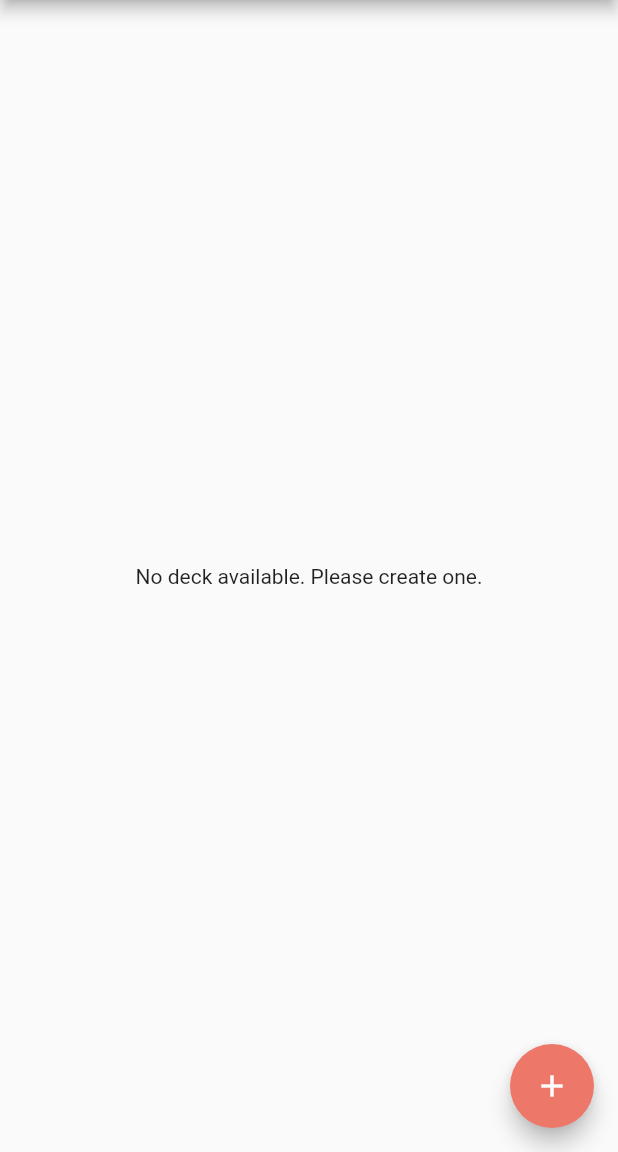
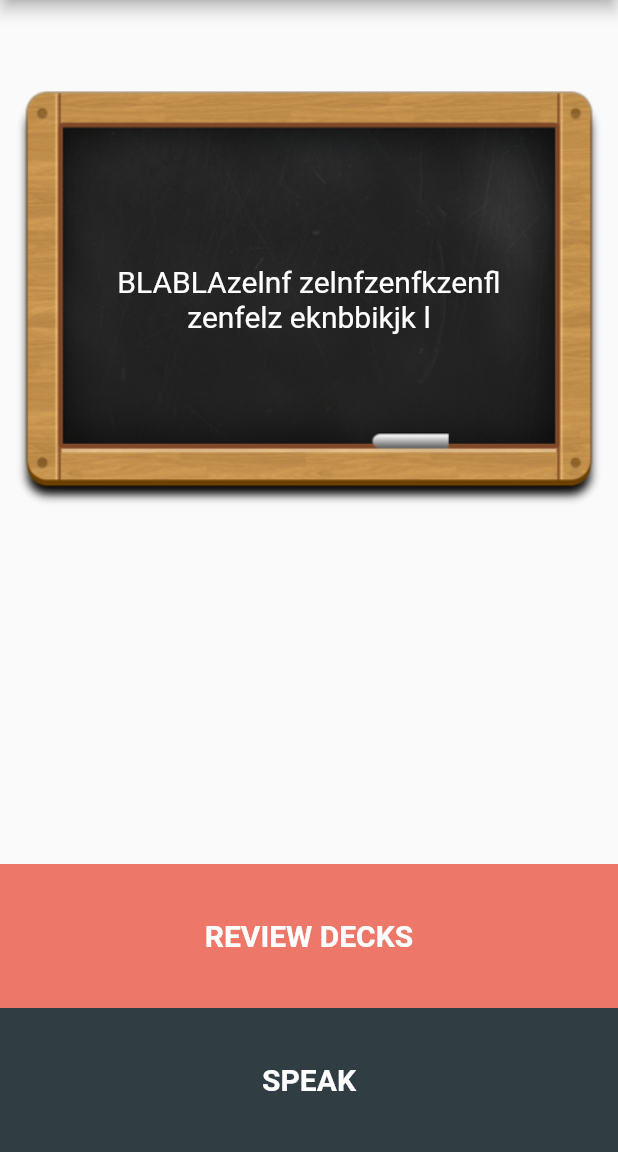
Before and after one commit to Jpec57/benkyou_app, a Flutter app: the screen it shows after launch, in the side drawer, after a tap on "Home", on a phone screen of 412 x 824 dp, the part 84-1236 px from its top. Run offline on Flutter 3.47's test engine with Material 2 defaults, Android fonts, the phone set to English and light mode, and no system bars; our stand-ins replace flare_flutter, flutter_tts, get, sentry, shared_preferences; accounts and stored records are empty.

```diff
--- a/lib/main.dart
+++ b/lib/main.dart
@@ -3,6 +3,8 @@ import 'package:benkyou/screens/BrowseDeckPage/BrowseDeckPage.dart';
 import 'package:benkyou/screens/CreateCardPage/CreateCardPage.dart';
 import 'package:benkyou/screens/CreateCardPage/CreateCardPageArguments.dart';
 import 'package:benkyou/screens/CreateUserPage/CreateUserPage.dart';
+import 'package:benkyou/screens/DialogPage/DialogPage.dart';
+import 'package:benkyou/screens/HomePage/HomePage.dart';
 import 'package:benkyou/screens/ListCardPage/ListCardPage.dart';
 import 'package:benkyou/screens/ListCardPage/ListCardPageArguments.dart';
 import 'package:benkyou/screens/ModifyCardPage/ModifyCardPage.dart';
@@ -17,7 +19,7 @@ import 'package:get/get.dart';
 import 'package:sentry/io_client.dart';
 import 'screens/DeckPage/DeckPage.dart';
 import 'screens/DeckPage/DeckPageArguments.dart';
-import 'screens/HomePage/HomePage.dart';
+import 'screens/DeckHomePage/DeckHomePage.dart';
 
 import 'dsn.dart';
 
@@ -119,6 +121,8 @@ void main() {
           },
           routes: {
             HomePage.routeName: (context) => HomePage(),
+            DialogPage.routeName: (context) => DialogPage(),
+            DeckHomePage.routeName: (context) => DeckHomePage(),
             CreateUserPage.routeName: (context) => CreateUserPage(),
             BrowseDeckPage.routeName: (context) => BrowseDeckPage(),
           },)
--- a/lib/screens/BrowseDeckPage/BrowseDeckPage.dart
+++ b/lib/screens/BrowseDeckPage/BrowseDeckPage.dart
@@ -1,5 +1,5 @@
 import 'package:benkyou/models/Deck.dart';
-import 'package:benkyou/screens/HomePage/HomePage.dart';
+import 'package:benkyou/screens/DeckHomePage/DeckHomePage.dart';
 import 'package:benkyou/screens/PreviewPublicDeckPage/PreviewPublicDeckPage.dart';
 import 'package:benkyou/screens/PreviewPublicDeckPage/PreviewPublicDeckPageArguments.dart';
 import 'package:benkyou/services/api/deckRequests.dart';
--- a/lib/screens/CreateUserPage/CreateUserPage.dart
+++ b/lib/screens/CreateUserPage/CreateUserPage.dart
@@ -1,7 +1,7 @@
 import 'dart:convert';
 import 'dart:io';
 
-import 'package:benkyou/screens/HomePage/HomePage.dart';
+import 'package:benkyou/screens/DeckHomePage/DeckHomePage.dart';
 import 'package:benkyou/services/api/userRequests.dart';
 import 'package:benkyou/utils/colors.dart';
 import 'package:benkyou/widgets/LoadingCircle.dart';
@@ -169,7 +169,7 @@ class CreateUserPageState extends State<CreateUserPage> {
                               Navigator.pop(context);
                               Navigator.pushReplacementNamed(
                                 context,
-                                HomePage.routeName,
+                                DeckHomePage.routeName,
                               );
                             } else {
                               Navigator.pop(context);
--- a/lib/screens/HomePage/DeckContainer.dart
+++ b/lib/screens/DeckHomePage/DeckContainer.dart
@@ -1,4 +1,4 @@
-import 'package:benkyou/screens/HomePage/CreateDeckDialog.dart';
+import 'package:benkyou/screens/DeckHomePage/CreateDeckDialog.dart';
 import 'package:benkyou/utils/colors.dart';
 import 'package:flutter/cupertino.dart';
 import 'package:flutter/material.dart';
--- a/lib/screens/DeckPage/DeckPage.dart
+++ b/lib/screens/DeckPage/DeckPage.dart
@@ -1,7 +1,7 @@
 import 'package:benkyou/models/UserCard.dart';
 import 'package:benkyou/screens/CreateCardPage/CreateCardPage.dart';
 import 'package:benkyou/screens/CreateCardPage/CreateCardPageArguments.dart';
-import 'package:benkyou/screens/HomePage/HomePage.dart';
+import 'package:benkyou/screens/DeckHomePage/DeckHomePage.dart';
 import 'package:benkyou/screens/ReviewPage/ReviewPage.dart';
 import 'package:benkyou/screens/ReviewPage/ReviewPageArguments.dart';
 import 'package:benkyou/services/api/cardRequests.dart';
@@ -238,7 +238,7 @@ class DeckPageState extends State<DeckPage> {
                   automaticallyImplyLeading: false,
                   leading: IconButton(
                     onPressed: (){
-                      Navigator.pushReplacementNamed(context, HomePage.routeName);
+                      Navigator.pushReplacementNamed(context, DeckHomePage.routeName);
                       },
                     icon: Icon(Icons.arrow_back),
                   ),
--- a/lib/screens/HomePage/HomePage.dart
+++ b/lib/screens/HomePage/HomePage.dart
@@ -1,119 +1,21 @@
-import 'package:benkyou/models/UserCardReviewCount.dart';
-import 'package:benkyou/screens/HomePage/CreateDeckDialog.dart';
-import 'package:benkyou/services/api/cardRequests.dart';
+import 'package:benkyou/screens/DeckHomePage/DeckHomePage.dart';
+import 'package:benkyou/screens/DialogPage/DialogPage.dart';
 import 'package:benkyou/utils/colors.dart';
-import 'package:benkyou/widgets/ConnectedActionDialog.dart';
+import 'package:benkyou/widgets/MainDrawer.dart';
 import 'package:flutter/cupertino.dart';
 import 'package:flutter/material.dart';
-import 'package:shared_preferences/shared_preferences.dart';
-import '../../models/Deck.dart';
-import '../../services/api/deckRequests.dart';
-import '../../widgets/MainDrawer.dart';
-import 'DeckContainer.dart';
+import 'package:flutter/widgets.dart';
+import 'package:get/get.dart';
 
-class HomePage extends StatefulWidget {
+class HomePage extends StatefulWidget{
   static const routeName = '/';
 
   @override
   State<StatefulWidget> createState() => HomePageState();
+
 }
 
-class HomePageState extends State<HomePage> {
-  Future<List<Deck>> personalDecks;
-  Future<List<UserCardReviewCount>> personalDeckCounts;
-
-  @override
-  void initState() {
-    super.initState();
-    personalDecks = getPersonalDecks();
-    personalDeckCounts = getReviewCardCountsForAllDecks();
-  }
-
-  void _createNewDeck() async {
-    SharedPreferences sharedPreferences = await SharedPreferences.getInstance();
-    if (sharedPreferences.get('userId') == null) {
-      showDialog(
-          context: context,
-          builder: (BuildContext context) => ConnectedActionDialog(
-                action: "to create a deck.",
-              ));
-      return;
-    }
-    showDialog(
-        context: context,
-        builder: (BuildContext context) =>
-            CreateDeckDialog(callback: this.reloadDecks));
-  }
-
-  void reloadDecks() {
-    setState(() {
-      personalDecks = getPersonalDecks();
-      personalDeckCounts = getReviewCardCountsForAllDecks();
-    });
-  }
-
-  Widget _renderDeck(Deck deck) {
-    return Padding(
-      padding:
-          const EdgeInsets.only(right: 12.0, left: 10, top: 10, bottom: 10),
-      child: DeckContainer(
-        deck: deck,
-      ),
-    );
-  }
-
-
-  Widget _renderDeckWithReviewCount(Deck deck, int count){
-    return Stack(
-      children: <Widget>[
-        _renderDeck(deck),
-        Align(
-          alignment: Alignment.topRight,
-          child: Container(
-            child: Padding(
-              padding: const EdgeInsets.all(8.0),
-              child: Text(
-                '$count',
-                style: TextStyle(
-                    color: Colors.white,
-                    fontWeight: FontWeight.bold),
-              ),
-            ),
-            decoration: BoxDecoration(
-              shape: BoxShape.circle,
-              color: Color(COLOR_ORANGE),
-            ),
-          ),
-        ),
-      ],
-    );
-  }
-
-  Widget _renderDeckStack(Deck deck) {
-    return FutureBuilder(
-      future: personalDeckCounts,
-      builder: (BuildContext context,
-          AsyncSnapshot<List<UserCardReviewCount>> countSnapshot) {
-        switch (countSnapshot.connectionState) {
-          case ConnectionState.done:
-            if (countSnapshot.hasData) {
-              for (UserCardReviewCount userCardReviewCount in countSnapshot.data) {
-                if (deck.id == userCardReviewCount.deckId) {
-                  int count = userCardReviewCount.count;
-                  if (count > 0) {
-                    return _renderDeckWithReviewCount(deck, count);
-                  }
-                }
-              }
-            }
-            return _renderDeck(deck);
-          default:
-            return _renderDeck(deck);
-        }
-      },
-    );
-  }
-
+class HomePageState extends State<HomePage>{
   @override
   Widget build(BuildContext context) {
     return Scaffold(
@@ -121,44 +23,85 @@ class HomePageState extends State<HomePage> {
       appBar: AppBar(
         title: Text('Benkyou'),
       ),
-      body: Padding(
-          padding: const EdgeInsets.all(5.0),
-          child: FutureBuilder(
-              future: personalDecks,
-              builder: (BuildContext context,
-                  AsyncSnapshot<List<Deck>> deckSnapshot) {
-                switch (deckSnapshot.connectionState) {
-                  case ConnectionState.none:
-                    return Center(
-                        child: Text('No deck available. Please create one.'));
-                  case ConnectionState.done:
-                    if (deckSnapshot.hasData) {
-                      if (deckSnapshot.data.length == 0) {
-                        return Center(
-                            child:
-                                Text('No deck available. Please create one.'));
-                      }
-                      return GridView.count(
-                          crossAxisCount: 2,
-                          key: ValueKey('deck-grid'),
-                          children:
-                              List.generate(deckSnapshot.data.length, (index) {
-                            Deck deck = deckSnapshot.data[index];
-                            return _renderDeckStack(deck);
-                          }));
-                    }
-                    return Center(
-                        child: Text('No deck available. Please create one.'));
-                  default:
-                    return Center(child: Text('Loading...'));
-                }
-              })),
-      floatingActionButton: FloatingActionButton(
-        onPressed: _createNewDeck,
-        backgroundColor: Color(COLOR_ORANGE),
-        tooltip: 'Add a deck',
-        child: Icon(Icons.add),
+      body: Column(
+        children: <Widget>[
+          Expanded(
+            flex: 4,
+            child: Padding(
+              padding: const EdgeInsets.only(top: 15, left: 10, right: 10),
+              child: Column(
+                mainAxisSize: MainAxisSize.min,
+                crossAxisAlignment: CrossAxisAlignment.stretch,
+                children: <Widget>[
+                  Expanded(
+                    child: Container(
+                      decoration: BoxDecoration(
+                          image: DecorationImage(
+                              image: AssetImage("lib/imgs/blackboard.png"),
+                              fit: BoxFit.cover)
+                      ),
+                      child: Align(
+                        alignment: Alignment.bottomCenter,
+                        child: Padding(
+                          padding: const EdgeInsets.all(35.0),
+                          child: Center(child: Text('BLABLAzelnf zelnfzenfkzenfl zenfelz eknbbikjk l', textAlign: TextAlign.center, style: TextStyle(color: Colors.white, fontSize: 20))),
+                        ),
+                      ),
+                    ),
+                  ),
+                ],
+              ),
+            ),
+          ),
+          Expanded(
+            flex: 2,
+            child: Container(),
+          ),
+          Expanded(
+            flex: 2,
+            child: Column(
+              crossAxisAlignment: CrossAxisAlignment.stretch,
+              children: <Widget>[
+                Expanded(
+                  child: GestureDetector(
+                    onTap: (){
+                      Navigator.of(context).pushNamed(DeckHomePage.routeName);
+                    },
+                    child: Container(
+                      decoration: BoxDecoration(
+                        color: Color(COLOR_ORANGE),
+                      ),
+                      child: Center(
+                        child: Text('Review decks'.toUpperCase(),
+                          textAlign: TextAlign.center,
+                          style: TextStyle(color: Colors.white, fontSize: 20, fontWeight: FontWeight.bold),),
+                      ),
+                    ),
+                  ),
+                ),
+                Expanded(
+                  child: GestureDetector(
+                    onTap: (){
+                      Navigator.of(context).pushNamed(DialogPage.routeName);
+                    },
+                    child: Container(
+                      decoration: BoxDecoration(
+                        color: Color(COLOR_DARK_BLUE),
+                      ),
+                      child: Center(
+                        child: Text('Speak'.toUpperCase(),
+                          textAlign: TextAlign.center,
+                          style: TextStyle(color: Colors.white, fontSize: 20, fontWeight: FontWeight.bold),),
+                      ),
+                    ),
+                  ),
+                ),
+              ],
+            ),
+          )
+        ],
       ),
     );
   }
+
 }
--- a/lib/screens/ReviewPage/LeaveReviewDialog.dart
+++ b/lib/screens/ReviewPage/LeaveReviewDialog.dart
@@ -1,7 +1,7 @@
 import 'package:benkyou/models/UserCardProcessedInfo.dart';
 import 'package:benkyou/screens/DeckPage/DeckPage.dart';
 import 'package:benkyou/screens/DeckPage/DeckPageArguments.dart';
-import 'package:benkyou/screens/HomePage/HomePage.dart';
+import 'package:benkyou/screens/DeckHomePage/DeckHomePage.dart';
 import 'package:benkyou/services/api/cardRequests.dart';
 import 'package:benkyou/utils/colors.dart';
 import 'package:benkyou/widgets/LoadingCircle.dart';
@@ -83,7 +83,7 @@ class LeaveReviewDialogState extends State<LeaveReviewDialog>{
                                 if (widget.deckId != null){
                                   Navigator.pushReplacementNamed(context, DeckPage.routeName, arguments: DeckPageArguments(widget.deckId));
                                 } else {
-                                  Navigator.pushReplacementNamed(context, HomePage.routeName);
+                                  Navigator.pushReplacementNamed(context, DeckHomePage.routeName);
                                 }
                               },
                             ),
--- a/lib/widgets/LoginDialog.dart
+++ b/lib/widgets/LoginDialog.dart
@@ -1,5 +1,5 @@
 import 'package:benkyou/screens/CreateUserPage/CreateUserPage.dart';
-import 'package:benkyou/screens/HomePage/HomePage.dart';
+import 'package:benkyou/screens/DeckHomePage/DeckHomePage.dart';
 import 'package:benkyou/services/api/userRequests.dart';
 import 'package:benkyou/utils/colors.dart';
 import 'package:benkyou/widgets/LoadingCircle.dart';
@@ -119,7 +119,7 @@ class LoginDialogState extends State<LoginDialog>{
                             } else {
                               Navigator.pushReplacementNamed(
                                 context,
-                                HomePage.routeName,
+                                DeckHomePage.routeName,
                               );
                               SharedPreferences sharedPreferences = await SharedPreferences.getInstance();
                               String username = sharedPreferences.getString('username');
--- a/lib/widgets/MainDrawer.dart
+++ b/lib/widgets/MainDrawer.dart
@@ -1,4 +1,5 @@
 import 'package:benkyou/screens/BrowseDeckPage/BrowseDeckPage.dart';
+import 'package:benkyou/screens/HomePage/HomePage.dart';
 import 'package:benkyou/screens/ListCardPage/ListCardPage.dart';
 import 'package:benkyou/screens/ListCardPage/ListCardPageArguments.dart';
 import 'package:benkyou/services/api/userRequests.dart';
@@ -7,7 +8,7 @@ import 'package:benkyou/widgets/LoginDialog.dart';
 import 'package:flutter/cupertino.dart';
 import 'package:flutter/material.dart';
 import 'package:shared_preferences/shared_preferences.dart';
-import '../screens/HomePage/HomePage.dart';
+import '../screens/DeckHomePage/DeckHomePage.dart';
 
 class MainDrawer extends StatefulWidget{
   @override
@@ -48,7 +49,7 @@ class MainDrawerState extends State<MainDrawer>{
                   Navigator.pop(context);
                   Navigator.pushNamed(
                     context,
-                    HomePage.routeName,
+                    DeckHomePage.routeName,
                   );
                 },
               );
@@ -152,7 +153,16 @@ class MainDrawerState extends State<MainDrawer>{
             },
           ),
           ListTile(
-            title: Text('Browse decks'),
+            title: Text('My decks'),
+            onTap: () {
+              Navigator.pushNamed(
+                context,
+                DeckHomePage.routeName,
+              );
+            },
+          ),
+          ListTile(
+            title: Text('Browse online decks'),
             onTap: () {
               Navigator.pushNamed(
                 context,
--- a/pubspec.yaml
+++ b/pubspec.yaml
@@ -28,7 +28,7 @@ dependencies:
   # Use with the CupertinoIcons class for iOS style icons.
   cupertino_icons: ^0.1.2
   sentry: ">=3.0.0 <4.0.0"
-
+  flutter_tts: ^1.0.0
 flutter_icons:
   android: "launcher_icon"
   ios: true
```
Also changed, not shown: lib/screens/DeckHomePage/CreateDeckDialog.dart (renamed from lib/screens/HomePage/CreateDeckDialog.dart, +5 -6 lines), lib/screens/DeckHomePage/DeckHomePage.dart (added, +164 -0 lines), lib/screens/DialogPage/DialogPage.dart (added, +24 -0 lines), lib/screens/ReviewPage/ReviewPage.dart (+76 -0 lines), lib/widgets/ConfirmDialog.dart (+4 -4 lines), lib/imgs/blackboard.png (added), lib/screens/DeckHomePage/ModifyDeck.dart (renamed from lib/screens/HomePage/ModifyDeck.dart), pubspec.lock, 1 other file.
